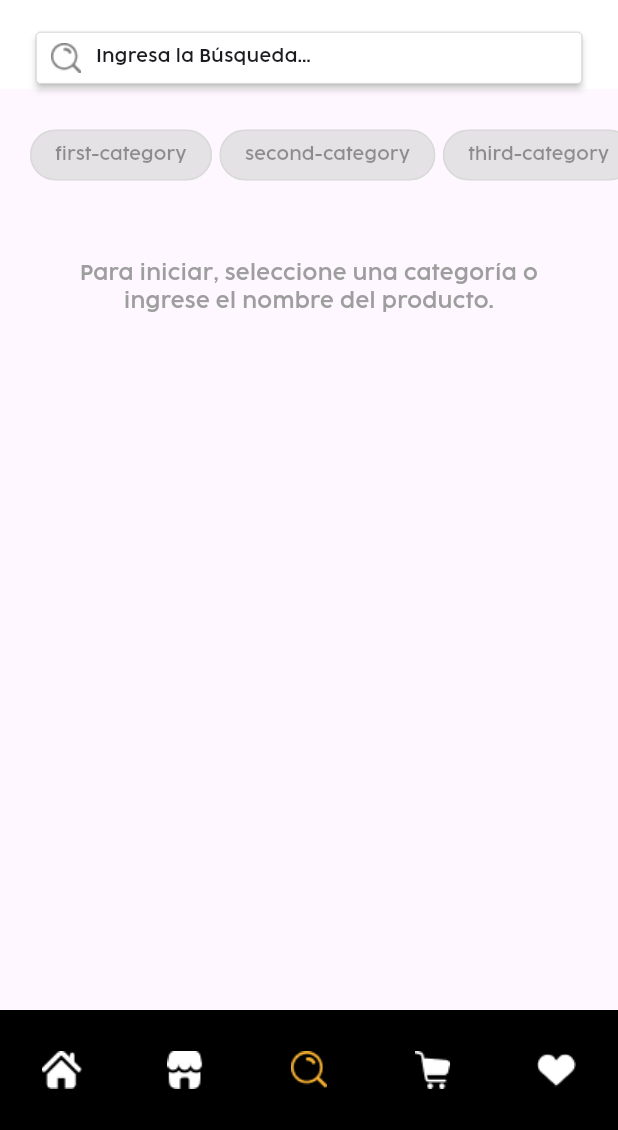
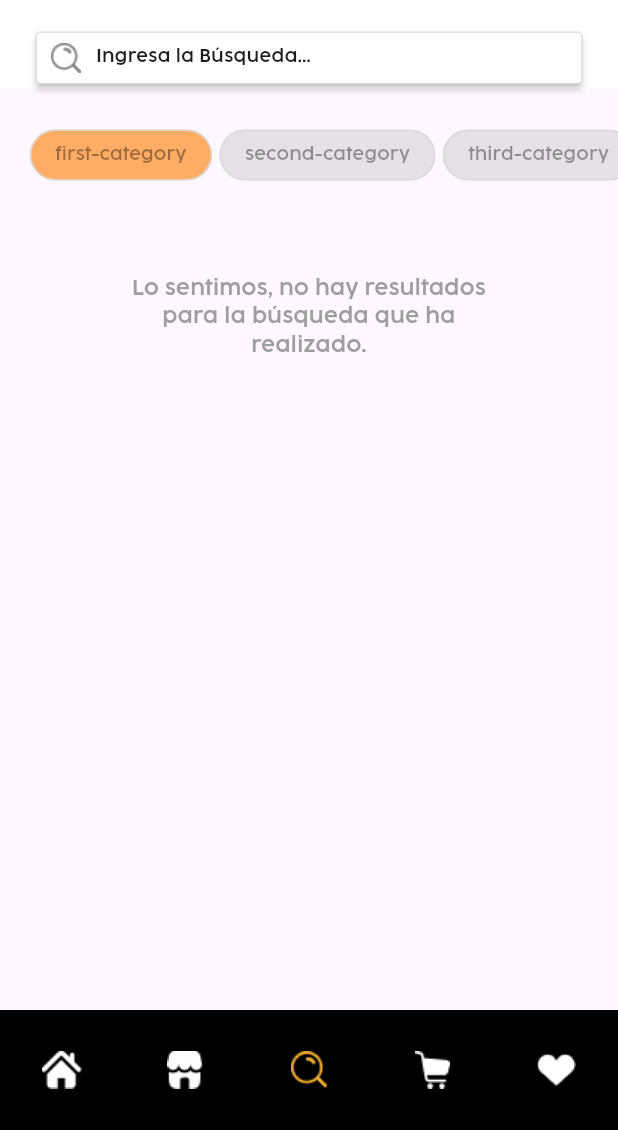
Before and after one commit to DalexisValencia/app-shar, a Flutter app: the screen it shows after launch, item 3 of the bottom bar chosen, on a phone screen of 412 x 824 dp, the part 106-1236 px from its top. Run offline on Flutter 3.47's test engine with Material 3 defaults, Android fonts, the phone set to English and light mode, and no system bars; our stand-ins replace carousel_slider, flutter_bloc.

Commit message:
Filter by category ready

```diff
--- a/lib/blocs/favorites/products_bloc.dart
+++ b/lib/blocs/favorites/products_bloc.dart
@@ -1,4 +1,6 @@
 import 'package:flutter_bloc/flutter_bloc.dart';
+import 'package:shar/Lists/CategoriesList.dart';
+import 'package:shar/interfaces/CategoryInterface.dart';
 import 'package:shar/interfaces/ProductsInterface.dart';
 import 'package:shar/Lists/ProductsList.dart';
 
@@ -10,7 +12,7 @@ abstract class ProductsEvent {
 }
 
 class ProductsByCatergory extends ProductsEvent {
-  final String? category;
+  final CategoryInterface? category;
   ProductsByCatergory({this.category});
 }
 
@@ -28,30 +30,38 @@ abstract class ProductsState {
 
 class ProductsInitial extends ProductsState {
   final List<ProductsInterface>? products;
+  final CategoryInterface? currentCategory;
+  final List<ProductsInterface>? results;
 
   ProductsInitial({
     this.products,
+    this.currentCategory,
+    this.results,
   });
 
   @override
-  List<Object> get props => [products!];
+  List<Object> get props => [products!, currentCategory!, results!];
 
   @override
-  String toString() => 'ProductsInitial {props: products: $products';
+  String toString() => 'ProductsFetched {props: products: $products, currentCategory: $currentCategory, results: $results}';
 }
 
 class ProductsFetched extends ProductsState {
   final List<ProductsInterface>? products;
+  final CategoryInterface? currentCategory;
+  final List<ProductsInterface>? results;
 
   ProductsFetched({
     this.products,
+    this.currentCategory,
+    this.results,
   });
 
   @override
-  List<Object> get props => [products!];
+  List<Object> get props => [products!, currentCategory!, results!];
 
   @override
-  String toString() => 'ProductsFetched {props: products: $products,}';
+  String toString() => 'ProductsFetched {props: products: $products, currentCategory: $currentCategory, results: $results}';
 }
 
 class ProductsBloc extends Bloc<ProductsEvent, ProductsState> {
@@ -59,21 +69,26 @@ class ProductsBloc extends Bloc<ProductsEvent, ProductsState> {
       : super(
           ProductsInitial(
             products: productsList,
+            currentCategory: categoryList[0],
+            results: [],
           ),
         ) {
     on<ProductsByCatergory>(
       (event, emit) {
-        print(event.category);
-        // event.category
-        /*List<ProductsInterface> producsState =
+        List<ProductsInterface> producsState =
             state.props[0] as List<ProductsInterface>;
-        producsState
-            .map((p) =>
-                {print(p.categories.where((c) => c.name == event.category))})
-            .toList();*/
-        emit(ProductsFetched(
-          products: [],
-        ));
+        List<ProductsInterface> productsResults = producsState
+                .where(
+                  (p) => p.categories.contains(event.category),
+                )
+                .toList();
+        emit(
+          ProductsFetched(
+            products: producsState,
+            currentCategory: event.category,
+            results: productsResults,
+          ),
+        );
       },
     );
 
@@ -87,6 +102,7 @@ class ProductsBloc extends Bloc<ProductsEvent, ProductsState> {
         }
         emit(ProductsFetched(
           products: resfinal,
+
         ));
       },
     );
--- a/lib/components/CategoryChip.dart
+++ b/lib/components/CategoryChip.dart
@@ -29,7 +29,7 @@ class _CategorychipState extends State<Categorychip> {
       onTap: () {
         productsBlocIntance.add(
           ProductsByCatergory(
-            category: widget.category.name,
+            category: widget.category,
           ),
         );
       },
@@ -37,7 +37,14 @@ class _CategorychipState extends State<Categorychip> {
         margin: const EdgeInsets.only(
           right: 5,
         ),
-        child: Chip(
+        child: BlocBuilder<ProductsBloc, ProductsState>(
+          builder: (BuildContext context, ProductsState state) {
+            CategoryInterface resultsFilter =
+                state.props[1] as CategoryInterface;
+                Color active = const Color.fromARGB(177, 255, 140, 32);
+                Color inActive = const Color.fromRGBO(217, 217, 217, 0.7);
+
+                return Chip(
                   label: Text(
                     widget.category.name,
                     style: const TextStyle(
@@ -46,7 +53,7 @@ class _CategorychipState extends State<Categorychip> {
                       fontWeight: FontWeight.w400,
                     ),
                   ),
-          backgroundColor: const Color.fromRGBO(217, 217, 217, 0.7),
+                  backgroundColor: resultsFilter == widget.category ? active : inActive,
                   shape: RoundedRectangleBorder(
                     side: const BorderSide(
                       color: Color.fromRGBO(217, 217, 217, 0.7),
@@ -55,6 +62,10 @@ class _CategorychipState extends State<Categorychip> {
                       20,
                     ),
                   ),
+                );
+
+
+          },
         ),
       ),
     );
--- a/lib/screen/Search.dart
+++ b/lib/screen/Search.dart
@@ -1,8 +1,11 @@
 import 'package:flutter/material.dart';
+import 'package:shar/blocs/favorites/products_bloc.dart';
 import 'package:shar/components/CategoryChipWrapper.dart';
 import 'package:shar/components/fallbacks.dart';
 import 'package:shar/components/ProductCard.dart';
 import 'package:shar/animations/Fadetransitionwrapper.dart';
+import 'package:flutter_bloc/flutter_bloc.dart';
+import 'package:shar/interfaces/ProductsInterface.dart';
 
 class Search extends StatefulWidget {
   const Search({super.key});
@@ -21,43 +24,49 @@ class _SearchState extends State<Search> {
             durationTime: 800,
             widgetChild: Categorychipwrapper(),
           ),
-          const Fallbacks(
+          /*const Fallbacks(
             description:
                 "Para iniciar, seleccione una categoría o ingrese el nombre del producto.",
           ),
-          /*const Fallbacks(
-            description:
-                "Lo sentimos, no hay resultados para la búsqueda que ha realizado.",
-          ),*/
+          */
           Container(
-            padding: const EdgeInsets.symmetric(horizontal: 20),
-            child: const Wrap(
-              children: [
-                /*ProductCard(
-                  isMiddlePage: true,
-                ),
-                ProductCard(
-                  isMiddlePage: true,
-                ),
-                ProductCard(
-                  isMiddlePage: true,
-                ),
-                ProductCard(
-                  isMiddlePage: true,
-                ),
-                ProductCard(
-                  isMiddlePage: true,
-                ),
-                ProductCard(
-                  isMiddlePage: true,
-                ),
-                ProductCard(
-                  isMiddlePage: true,
-                ),*/
-              ],
+            margin: const EdgeInsets.symmetric(
+              vertical: 10,
+              horizontal: 20,
             ),
-          ),
-          // const Fallbacks(description: "No hay más productos"),
+            child: BlocBuilder<ProductsBloc, ProductsState>(
+              builder: (BuildContext context, ProductsState state) {
+                List<ProductsInterface> resultsFilter =
+                    state.props[2] as List<ProductsInterface>;
+                // print(state.props);
+                if (resultsFilter.isEmpty) {
+                  return const Fallbacks(
+                    description:
+                        "Lo sentimos, no hay resultados para la búsqueda que ha realizado.",
+                  );
+                }
+
+                return Builder(
+                  builder: (BuildContext context) {
+                    List<Widget> productsFinal = [];
+                    resultsFilter.asMap().entries.map((e) {
+                      productsFinal.add(
+                        ProductCard(
+                          isMiddlePage: true,
+                          product: e.value,
+                        ),
+                      );
+                    }).toList();
+                    productsFinal.add(
+                        const Fallbacks(description: "No hay más productos"));
+                    return Wrap(
+                      children: productsFinal,
+                    );
+                  },
+                );
+              },
+            ),
+          )
         ],
       ),
     );
```
Lines whose indentation alone changed are shown as unchanged.
